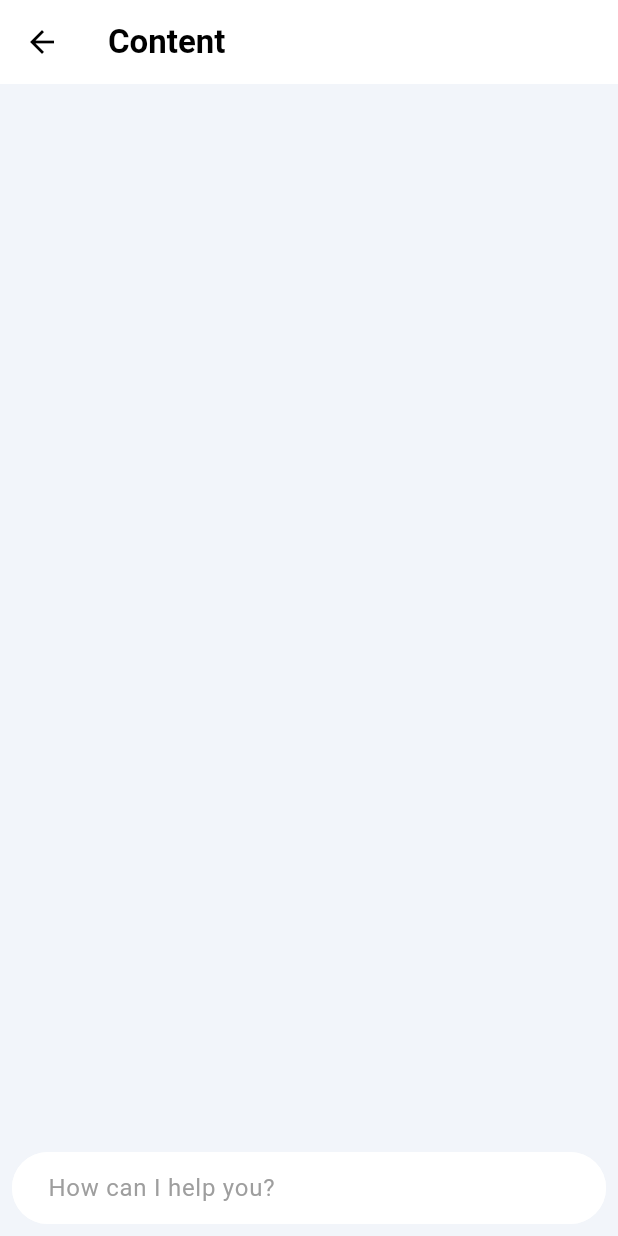
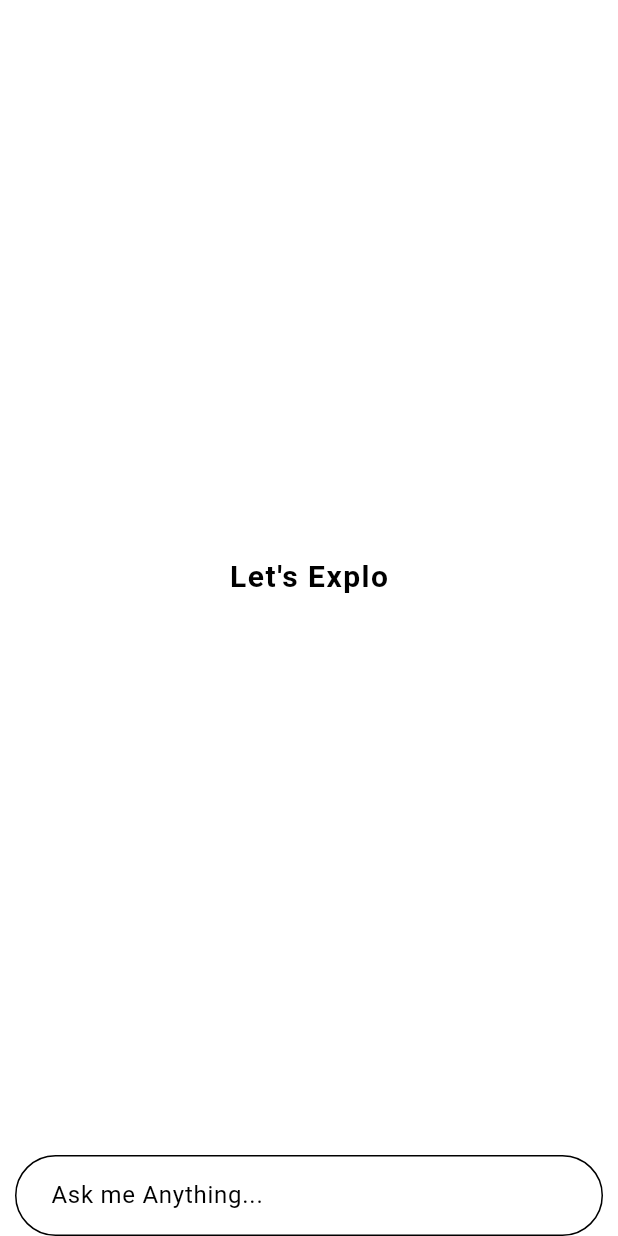
Before and after one commit to AdnanSheikh01/chat_bot_app, a Flutter app: the BottomNavbarScreen screen opened directly, after a tap on "Content", on a phone screen of 412 x 824 dp. Run offline on Flutter 3.47's test engine with Material 3 defaults, Android fonts, the phone set to English and light mode, and no system bars; drawn by our look-alikes of dash_chat_2; our stand-ins replace camera, cloud_firestore, firebase_auth, firebase_core, flutter_markdown, get and 8 more; missing offline and left inert: google_mlkit_image_labeling; accounts and stored records are empty.

Commit message:
second commit

```diff
--- /dev/null
+++ b/lib/hive/chat_history.dart
@@ -0,0 +1,20 @@
+import 'package:hive_flutter/hive_flutter.dart';
+part 'chat_history.g.dart';
+
+@HiveType(typeId: 0)
+class ChatHistory extends HiveObject {
+  @HiveField(0)
+  final String uid;
+
+  @HiveField(1)
+  final String name;
+
+  @HiveField(2)
+  final String image;
+
+  ChatHistory({
+    required this.uid,
+    required this.name,
+    required this.image,
+  });
+}
--- /dev/null
+++ b/lib/hive/user_model.dart
@@ -0,0 +1,27 @@
+import 'package:hive_flutter/hive_flutter.dart';
+part 'user_model.g.dart';
+
+@HiveType(typeId: 1)
+class UserModel extends HiveObject {
+  @HiveField(0)
+  final String chatId;
+
+  @HiveField(1)
+  final String prompt;
+
+  @HiveField(2)
+  final String response;
+
+  @HiveField(3)
+  final List<String> imageUrl;
+
+  @HiveField(4)
+  final String timestamp;
+
+  UserModel(
+      {required this.chatId,
+      required this.prompt,
+      required this.response,
+      required this.imageUrl,
+      required this.timestamp});
+}
--- /dev/null
+++ b/lib/models/message.dart
@@ -0,0 +1,71 @@
+class Message {
+  String messageId;
+  String chatId;
+  Role role;
+  StringBuffer message;
+  List<String> imagUrl;
+  DateTime timeSent;
+  Message({
+    required this.messageId,
+    required this.chatId,
+    required this.role,
+    required this.message,
+    required this.imagUrl,
+    required this.timeSent,
+  });
+
+  Map<String, dynamic> toMap() {
+    return {
+      'messageId': messageId,
+      'chatId': chatId,
+      'role': role.index,
+      'message': message.toString(),
+      'imagUrl': imagUrl,
+      'timeSent': timeSent.toIso8601String(),
+    };
+  }
+
+  factory Message.fromMap(Map<String, dynamic> map) {
+    return Message(
+      messageId: map['messageId'],
+      chatId: map['chatId'],
+      role: Role.values[map['role']],
+      message: StringBuffer(map['message']),
+      imagUrl: List<String>.from(map['imagUrl']),
+      timeSent: DateTime.parse(map['timeSent']),
+    );
+  }
+
+  Message copyWith({
+    String? messageId,
+    String? chatId,
+    Role? role,
+    StringBuffer? message,
+    List<String>? imagUrl,
+    DateTime? timeSent,
+  }) {
+    return Message(
+        messageId: messageId ?? this.messageId,
+        chatId: chatId ?? this.chatId,
+        role: role ?? this.role,
+        message: message ?? this.message,
+        imagUrl: imagUrl ?? this.imagUrl,
+        timeSent: timeSent ?? this.timeSent);
+  }
+
+  @override
+  bool operator ==(Object other) {
+    if (identical(this, other)) return true;
+    return other is Message && other.messageId == messageId;
+  }
+
+  @override
+  int get hashCode {
+    return messageId.hashCode;
+  }
+}
+
+enum Role {
+  user,
+  assistant,
+}
--- a/lib/screens/bottom_navbar/bottom_navbar.dart
+++ b/lib/screens/bottom_navbar/bottom_navbar.dart
@@ -51,6 +51,9 @@ class _BottomNavbarScreenState extends State<BottomNavbarScreen> {
                 color: Color(0xFFF2F5FA),
               ),
         child: Scaffold(
+          appBar: AppBar(
+            backgroundColor: Colors.transparent,
+          ),
           drawer: Drawer(
             backgroundColor:
                 isDarkTheme ? Colors.black : Colors.white.withOpacity(.9),
--- /dev/null
+++ b/lib/screens/bottom_navbar/dummy_chat.dart
@@ -0,0 +1,89 @@
+import 'package:chat_bot_app/models/message.dart';
+import 'package:chat_bot_app/providers/chat_provider.dart';
+import 'package:chat_bot_app/widgets/auto_type_text.dart';
+import 'package:flutter/material.dart';
+import 'package:provider/provider.dart';
+
+class ChatScreenDum extends StatefulWidget {
+  const ChatScreenDum({super.key});
+
+  @override
+  State<ChatScreenDum> createState() => _ChatScreenDumState();
+}
+
+class _ChatScreenDumState extends State<ChatScreenDum> {
+  String _message = "";
+  @override
+  Widget build(BuildContext context) {
+    bool isDarkTheme = Theme.of(context).brightness == Brightness.dark;
+
+    return Consumer<ChatProvider>(
+      builder: (context, chatprovider, state) {
+        return Scaffold(
+          body: SafeArea(
+            child: Column(
+              children: [
+                Expanded(
+                  child: chatprovider.inchatMessage.isEmpty
+                      ? Center(
+                          child: AutoTypeText(
+                            text: "Let's Explore Chats",
+                            style: TextStyle(
+                                fontWeight: FontWeight.bold,
+                                fontSize: 20,
+                                letterSpacing: 1,
+                                color:
+                                    isDarkTheme ? Colors.white : Colors.black),
+                          ),
+                        )
+                      : ListView.builder(
+                          itemCount: chatprovider.inchatMessage.length,
+                          itemBuilder: (context, index) {
+                            final message = chatprovider.inchatMessage[index];
+                            return ListTile(
+                              title: Text(message.message.toString()),
+                            );
+                          },
+                        ),
+                ),
+                Padding(
+                  padding: const EdgeInsets.symmetric(horizontal: 10),
+                  child: Row(
+                    children: [
+                      Expanded(
+                        child: TextField(
+                          onChanged: (value) {
+                            setState(() {
+                              _message = value;
+                            });
+                          },
+                          decoration: InputDecoration(
+                              contentPadding: EdgeInsets.symmetric(
+                                  horizontal: 20, vertical: 15),
+                              border: OutlineInputBorder(
+                                  borderRadius: BorderRadius.circular(30)),
+                              hintText: "Ask me Anything..."),
+                        ),
+                      ),
+                      _message.isEmpty ? SizedBox.shrink() : SizedBox(width: 5),
+                      _message.isEmpty
+                          ? SizedBox.shrink()
+                          : CircleAvatar(
+                              backgroundColor: Colors.indigo,
+                              radius: 25,
+                              child: IconButton(
+                                onPressed: () {},
+                                icon: Icon(Icons.rocket, color: Colors.white),
+                              ),
+                            ),
+                    ],
+                  ),
+                )
+              ],
+            ),
+          ),
+        );
+      },
+    );
+  }
+}
--- a/lib/screens/bottom_navbar/home/home_page.dart
+++ b/lib/screens/bottom_navbar/home/home_page.dart
@@ -1,3 +1,4 @@
+import 'package:chat_bot_app/screens/bottom_navbar/dummy_chat.dart';
 import 'package:chat_bot_app/screens/bottom_navbar/home/audio.dart';
 import 'package:chat_bot_app/screens/bottom_navbar/home/image_gen.dart';
 import 'package:chat_bot_app/screens/bottom_navbar/home/language_trans.dart';
@@ -17,9 +18,10 @@ class HomePage extends StatelessWidget {
         Icon(Icons.edit),
         Colors.blue,
         "Content",
-        NewChatPage(
-          appTitle: "Content",
-        ),
+        // NewChatPage(
+        //   appTitle: "Content",
+        // ),
+        ChatScreenDum()
       ],
       [
         Icon(Icons.photo),
@@ -55,7 +57,7 @@ class HomePage extends StatelessWidget {
           child: Column(
             crossAxisAlignment: CrossAxisAlignment.start,
             children: [
-              SizedBox(height: MediaQuery.of(context).size.height * .1),
+              SizedBox(height: MediaQuery.of(context).size.height * .01),
               Center(
                 child: GestureDetector(
                   onTap: () => Scaffold.of(context).openDrawer(),
--- /dev/null
+++ b/lib/screens/contrants.dart
@@ -0,0 +1,5 @@
+class Contrants {
+  static const String chatHistoryBox = "chat_history";
+  static const String userBox = "user_box";
+  static const String geminiDB = "gemini.db";
+}
```
Also changed, not shown: lib/hive/boxes.dart (added, +10 -0 lines), lib/main.dart (+7 -2 lines), pubspec.yaml (+7 -0 lines), lib/hive/chat_history.g.dart (added), lib/hive/user_model.g.dart (added), pubspec.lock, 5 other files.
